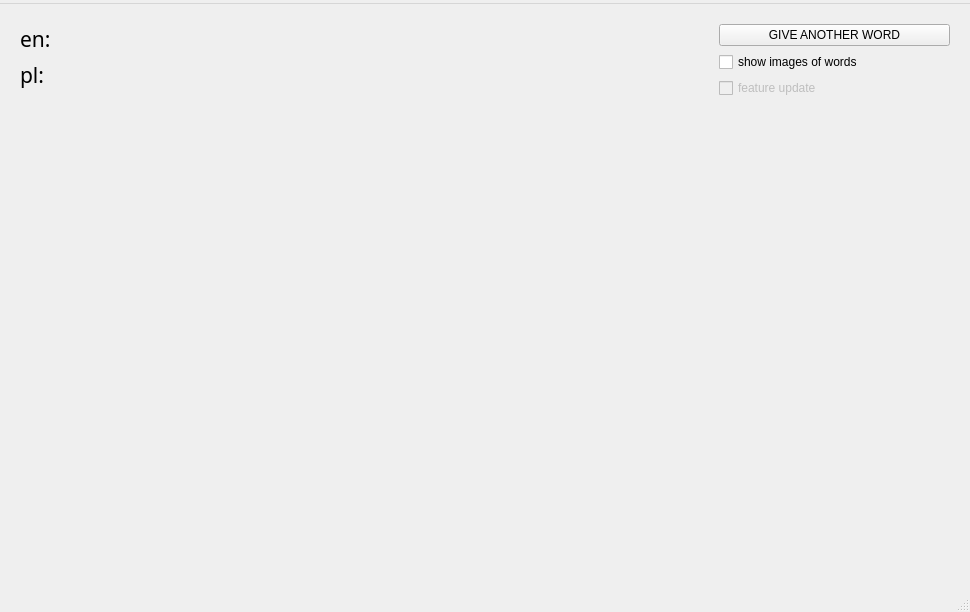
Qt form data/menu/mygui.ui (JakubZapadka/ENLearning) before a commit.
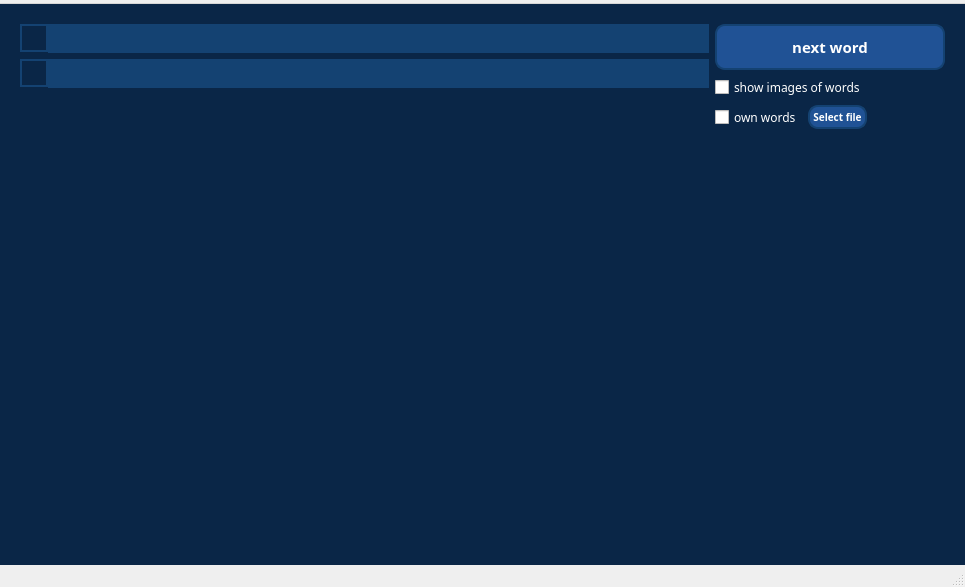
The same form after that commit. Icons and pictures are not drawn.

Commit message: better layout, new css

Patch:
```diff
--- a/data/menu/mygui.ui
+++ b/data/menu/mygui.ui
@@ -6,14 +6,62 @@
    <rect>
     <x>0</x>
     <y>0</y>
-    <width>970</width>
-    <height>612</height>
+    <width>965</width>
+    <height>587</height>
    </rect>
   </property>
   <property name="windowTitle">
    <string>MainWindow</string>
   </property>
+  <property name="styleSheet">
+   <string notr="true">*{
+	font-family: Sans-serif;
+	color: white;
+}
+
+#centralwidget{
+	background-color: #0A2647;
+}
+
+#label_en_trans, #label_pl_trans{
+	background-color: #144272;
+	padding-left: 5px;
+}
+
+#label_en, #label_pl{
+	border: 2px solid #144272;
+}
+
+#pushButton{
+	border: 2px solid #144272;
+	padding: 10px;
+	background-color: #205295;
+	border-radius: 10px;
+	font-size: 15px;
+	font-weight: bold;
+}
+
+#pushButton:hover{
+	background-color: #144272;
+}
+
+#pushButton_2{
+	border: 2px solid #144272;
+	padding: 3px;
+	background-color: #205295;
+	border-radius: 10px;
+	font-size: 10px;
+	font-weight: bold;
+}
+
+#pushButton_2:hover{
+	background-color: #144272;
+}</string>
+  </property>
   <widget class="QWidget" name="centralwidget">
+   <property name="styleSheet">
+    <string notr="true"/>
+   </property>
    <layout class="QHBoxLayout" name="horizontalLayout" stretch="3,1">
     <property name="leftMargin">
      <number>20</number>
@@ -35,7 +83,7 @@
       <item>
        <layout class="QHBoxLayout" name="horizontalLayout_2">
         <property name="spacing">
-         <number>6</number>
+         <number>0</number>
         </property>
         <property name="sizeConstraint">
          <enum>QLayout::SetDefaultConstraint</enum>
@@ -49,19 +97,33 @@
            <bool>true</bool>
           </property>
           <property name="sizePolicy">
-           <sizepolicy hsizetype="Maximum" vsizetype="Preferred">
+           <sizepolicy hsizetype="Preferred" vsizetype="Preferred">
             <horstretch>0</horstretch>
             <verstretch>0</verstretch>
            </sizepolicy>
           </property>
+          <property name="maximumSize">
+           <size>
+            <width>28</width>
+            <height>28</height>
+           </size>
+          </property>
           <property name="font">
            <font>
-            <family>Segoe MDL2 Assets</family>
             <pointsize>16</pointsize>
            </font>
           </property>
+          <property name="autoFillBackground">
+           <bool>false</bool>
+          </property>
           <property name="text">
-           <string>en:</string>
+           <string/>
+          </property>
+          <property name="pixmap">
+           <pixmap>langs_logos/united-kingdom.png</pixmap>
+          </property>
+          <property name="scaledContents">
+           <bool>true</bool>
           </property>
          </widget>
         </item>
@@ -78,13 +140,15 @@
           </property>
           <property name="font">
            <font>
-            <family>Segoe MDL2 Assets</family>
             <pointsize>16</pointsize>
            </font>
           </property>
           <property name="autoFillBackground">
            <bool>false</bool>
           </property>
+          <property name="styleSheet">
+           <string notr="true"/>
+          </property>
           <property name="text">
            <string/>
           </property>
@@ -100,6 +164,9 @@
       </item>
       <item>
        <layout class="QHBoxLayout" name="horizontalLayout_4">
+        <property name="spacing">
+         <number>0</number>
+        </property>
         <item>
          <widget class="QLabel" name="label_pl">
           <property name="sizePolicy">
@@ -108,14 +175,25 @@
             <verstretch>0</verstretch>
            </sizepolicy>
           </property>
+          <property name="maximumSize">
+           <size>
+            <width>28</width>
+            <height>28</height>
+           </size>
+          </property>
           <property name="font">
            <font>
-            <family>Segoe MDL2 Assets</family>
             <pointsize>16</pointsize>
            </font>
           </property>
           <property name="text">
-           <string>pl:</string>
+           <string/>
+          </property>
+          <property name="pixmap">
+           <pixmap>langs_logos/poland.png</pixmap>
+          </property>
+          <property name="scaledContents">
+           <bool>true</bool>
           </property>
          </widget>
         </item>
@@ -126,7 +204,6 @@
           </property>
           <property name="font">
            <font>
-            <family>Segoe MDL2 Assets</family>
             <pointsize>16</pointsize>
            </font>
           </property>
@@ -172,7 +249,7 @@
      </layout>
     </item>
     <item>
-     <layout class="QVBoxLayout" name="verticalLayout_2" stretch="1,0,0">
+     <layout class="QVBoxLayout" name="verticalLayout_2" stretch="1,0,0,0">
       <property name="sizeConstraint">
        <enum>QLayout::SetFixedSize</enum>
       </property>
@@ -187,8 +264,11 @@
         <property name="layoutDirection">
          <enum>Qt::LeftToRight</enum>
         </property>
+        <property name="styleSheet">
+         <string notr="true"/>
+        </property>
         <property name="text">
-         <string>GIVE ANOTHER WORD</string>
+         <string>next word</string>
         </property>
        </widget>
       </item>
@@ -199,18 +279,63 @@
           <property name="text">
            <string>show images of words</string>
           </property>
+          <property name="checked">
+           <bool>false</bool>
+          </property>
          </widget>
         </item>
+       </layout>
+      </item>
+      <item>
+       <layout class="QHBoxLayout" name="horizontalLayout_3">
         <item>
          <widget class="QCheckBox" name="checkBox">
           <property name="enabled">
-           <bool>false</bool>
+           <bool>true</bool>
           </property>
+          <property name="sizePolicy">
+           <sizepolicy hsizetype="Maximum" vsizetype="Minimum">
+            <horstretch>0</horstretch>
+            <verstretch>0</verstretch>
+           </sizepolicy>
+          </property>
           <property name="text">
-           <string>feature update</string>
+           <string>own words</string>
           </property>
+          <property name="checkable">
+           <bool>true</bool>
+          </property>
          </widget>
         </item>
+        <item>
+         <widget class="QPushButton" name="pushButton_2">
+          <property name="enabled">
+           <bool>true</bool>
+          </property>
+          <property name="sizePolicy">
+           <sizepolicy hsizetype="Fixed" vsizetype="Fixed">
+            <horstretch>0</horstretch>
+            <verstretch>0</verstretch>
+           </sizepolicy>
+          </property>
+          <property name="text">
+           <string>Select file</string>
+          </property>
+         </widget>
+        </item>
+        <item>
+         <spacer name="horizontalSpacer">
+          <property name="orientation">
+           <enum>Qt::Horizontal</enum>
+          </property>
+          <property name="sizeHint" stdset="0">
+           <size>
+            <width>40</width>
+            <height>20</height>
+           </size>
+          </property>
+         </spacer>
+        </item>
        </layout>
       </item>
       <item>
@@ -235,8 +360,8 @@
     <rect>
      <x>0</x>
      <y>0</y>
-     <width>970</width>
-     <height>21</height>
+     <width>965</width>
+     <height>20</height>
     </rect>
    </property>
    <widget class="QMenu" name="menuApp_to_learn_english">
```
Left out of the diff: 10 changed lines with no effect on the pictures. The commit also changes 3 other files.
